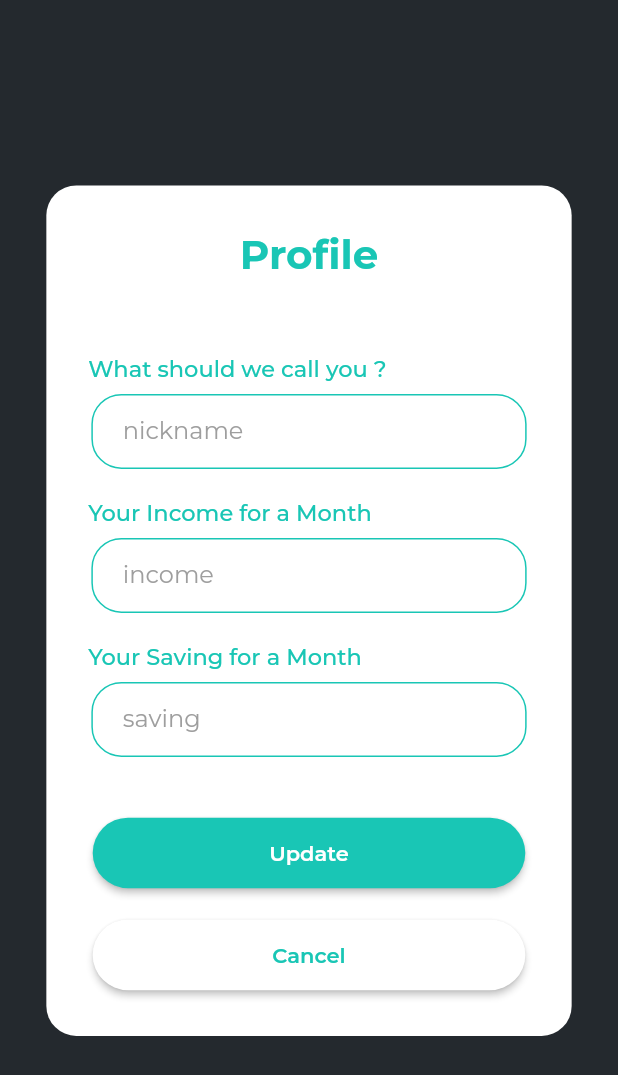
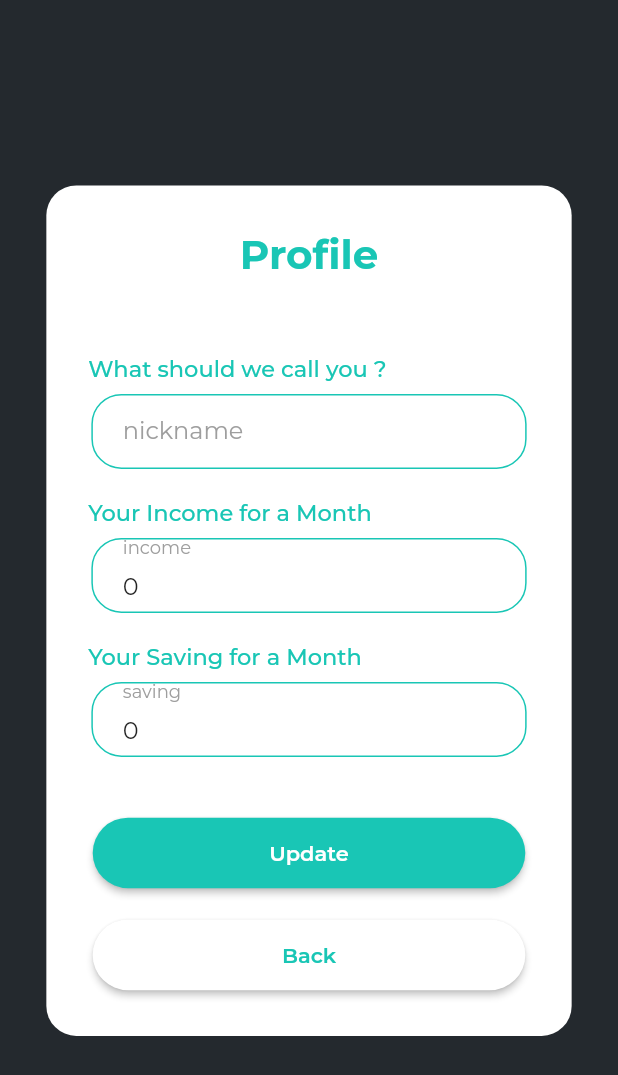
Before and after one commit to evanezent/danaku, a Flutter app: the Dashboard screen opened directly with empty values, after a tap on the "location history" icon, on a phone screen of 412 x 824 dp. Shown: the top 1075 px of the screen. Run offline on Flutter 3.47's test engine with Material 2 defaults, Android fonts, the phone set to English and light mode, and no system bars; our stand-ins replace flutter_money_formatter, fluttertoast, sqflite; accounts and stored records are empty; project files that could hold a hidden picture were left out.

Commit message:
update profile is done

```diff
--- a/lib/ui/pages/dashboard_page.dart
+++ b/lib/ui/pages/dashboard_page.dart
@@ -19,7 +19,7 @@ class Dashboard extends StatefulWidget {
 }
 
 class _DashboardState extends State<Dashboard> {
-  final User user;
+  User user;
   var _formKey = GlobalKey<FormState>();
   DatabaseHelper dbHelper = DatabaseHelper();
   Item itemData;
@@ -70,6 +70,10 @@ class _DashboardState extends State<Dashboard> {
     setState(() => this.outcome = outcome);
   }
 
+  void updateUser(User newUser) {
+    setState(() => this.user = newUser);
+  }
+
   @override
   void initState() {
     //
@@ -94,17 +98,24 @@ class _DashboardState extends State<Dashboard> {
               saving: user.saving,
               outcome: outcome,
             ),
+            // Text("${user.id}",
+            // style: TextStyle(fontSize: 30, color: Colors.white)),
             SizedBox(height: size.height * 0.12),
             Container(
               child: Row(
                 mainAxisAlignment: MainAxisAlignment.center,
                 children: [
                   GestureDetector(
-                    onTap: () {
-                      Navigator.push(
+                    onTap: () async {
+                      final newUser = await Navigator.push(
                           context,
                           MaterialPageRoute(
-                              builder: (context) => ProfilePage()));
+                              builder: (context) => ProfilePage(
+                                    name: user.name,
+                                    income: user.income,
+                                    saving: user.saving,
+                                  )));
+                      updateUser(newUser);
                     },
                     child: Container(
                       padding: EdgeInsets.all(16),
--- a/lib/ui/pages/profile_page.dart
+++ b/lib/ui/pages/profile_page.dart
@@ -1,16 +1,82 @@
 import 'package:danaku/constant/constants.dart';
+import 'package:danaku/models/user.dart';
+import 'package:danaku/utils/helper.dart';
 import 'package:flutter/material.dart';
+import 'package:fluttertoast/fluttertoast.dart';
+import 'package:sqflite/sqflite.dart';
+// import 'package:toast/toast.dart';
 
 class ProfilePage extends StatefulWidget {
+  final String name;
+  final double income;
+  final double saving;
+  final int id;
+
+  const ProfilePage({Key key, this.name, this.income, this.saving, this.id})
+      : super(key: key);
   @override
-  _ProfilePageState createState() => _ProfilePageState();
+  _ProfilePageState createState() =>
+      _ProfilePageState(name, income, saving, id);
 }
 
 class _ProfilePageState extends State<ProfilePage> {
+  final int _id;
+  final String name;
+  final double income;
+  final double saving;
+  User userData;
+  DatabaseHelper dbHelper = DatabaseHelper();
+  bool isSuccess;
+  FToast fToast;
+
+  _ProfilePageState(this.name, this.income, this.saving, this._id);
+
   final _formKey = GlobalKey<FormState>();
-  TextEditingController textNickname = new TextEditingController();
-  TextEditingController textIncome = new TextEditingController();
-  TextEditingController textSaving = new TextEditingController();
+  var textNickname = new TextEditingController();
+  var textIncome = new TextEditingController();
+  var textSaving = new TextEditingController();
+  List<User> userList;
+  int count = 0;
+
+  @override
+  void initState() {
+    super.initState();
+
+    fToast = FToast();
+    textNickname.text = this.name;
+    textIncome.text = this.income.toStringAsFixed(0);
+    textSaving.text = this.saving.toStringAsFixed(0);
+    userData = User.withId(this._id, this.name, this.income, this.saving);
+  }
+
+  void updateUser(User newUser) {
+    setState(() => this.userData = newUser);
+  }
+
+  void updateData(User user) async {
+    User newUser = User.withId(user.id, textNickname.text,
+        double.parse(textIncome.text), double.parse(textSaving.text));
+    int res = await dbHelper.updateDB(newUser);
+
+    res == 0
+        ? Fluttertoast.showToast(
+            msg: "Update Success",
+            toastLength: Toast.LENGTH_SHORT,
+            gravity: ToastGravity.BOTTOM,
+            backgroundColor: colorSecondary,
+            textColor: Colors.white,
+          )
+        : Fluttertoast.showToast(
+            msg: "Update Failed !",
+            toastLength: Toast.LENGTH_SHORT,
+            gravity: ToastGravity.BOTTOM,
+            backgroundColor: colorBackup,
+            textColor: Colors.white,
+          );
+    this.userData.setName = textNickname.text;
+    this.userData.setIncome = textIncome.text;
+    this.userData.setSaving = textSaving.text;
+  }
 
   @override
   Widget build(BuildContext context) {
@@ -76,8 +142,8 @@ class _ProfilePageState extends State<ProfilePage> {
                           }
                         },
                         decoration: InputDecoration(
-                            contentPadding:
-                                EdgeInsets.symmetric(horizontal: 20, vertical: 5),
+                            contentPadding: EdgeInsets.symmetric(
+                                horizontal: 20, vertical: 5),
                             hintText: "nickname",
                             labelText: "nickname",
                             hintStyle: TextStyle(
@@ -189,7 +255,9 @@ class _ProfilePageState extends State<ProfilePage> {
                 SizedBox(height: 40),
                 Center(
                   child: RaisedButton(
-                    onPressed: () {},
+                    onPressed: () {
+                      updateData(userData);
+                    },
                     color: colorSecondary,
                     shape: RoundedRectangleBorder(
                         borderRadius: BorderRadius.circular(25)),
@@ -210,7 +278,7 @@ class _ProfilePageState extends State<ProfilePage> {
                 Center(
                   child: RaisedButton(
                     onPressed: () {
-                      Navigator.pop(context);
+                      Navigator.pop(context, this.userData);
                       FocusScope.of(context).unfocus();
                     },
                     color: Colors.white,
@@ -221,14 +289,15 @@ class _ProfilePageState extends State<ProfilePage> {
                       width: size.width * 0.7,
                       child: Center(
                         child: Text(
-                          "Cancel",
+                          "Back",
                           style: TextStyle(
-                              color: colorSecondary, fontWeight: FontWeight.w600),
+                              color: colorSecondary,
+                              fontWeight: FontWeight.w600),
                         ),
                       ),
                     ),
                   ),
-                )
+                ),
               ],
             ),
           ),
--- a/pubspec.yaml
+++ b/pubspec.yaml
@@ -33,6 +33,8 @@ dependencies:
   path_provider:
   intl:
   flutter_money_formatter:
+  fluttertoast:
+  toast:
 
 dev_dependencies:
   flutter_test:
```
Also changed, not shown: pubspec.lock.
